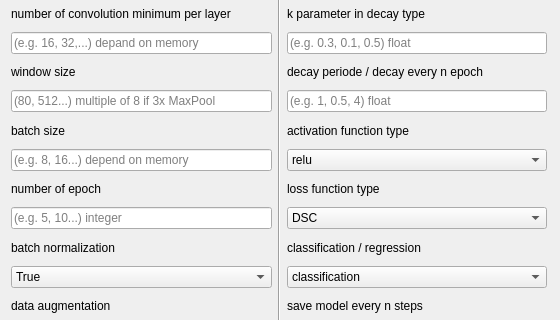
First picture: the form in _taskManager/dialog.ui, repository ZeliangSu/SegmentPy, before the edit; both pictures show x 0 to 560 and y 127 to 447 of the 560 by 582 pixel window.
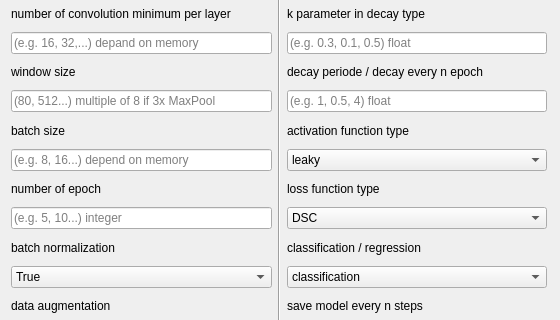
Second picture: the form after the edit.

```diff
--- a/_taskManager/dialog.ui
+++ b/_taskManager/dialog.ui
@@ -263,7 +263,7 @@
          <widget class="QComboBox" name="actfn">
           <item>
            <property name="text">
-            <string>relu</string>
+            <string>leaky</string>
            </property>
           </item>
           <item>
```
Left out of the diff: 2 changed lines with no effect on the pictures.
